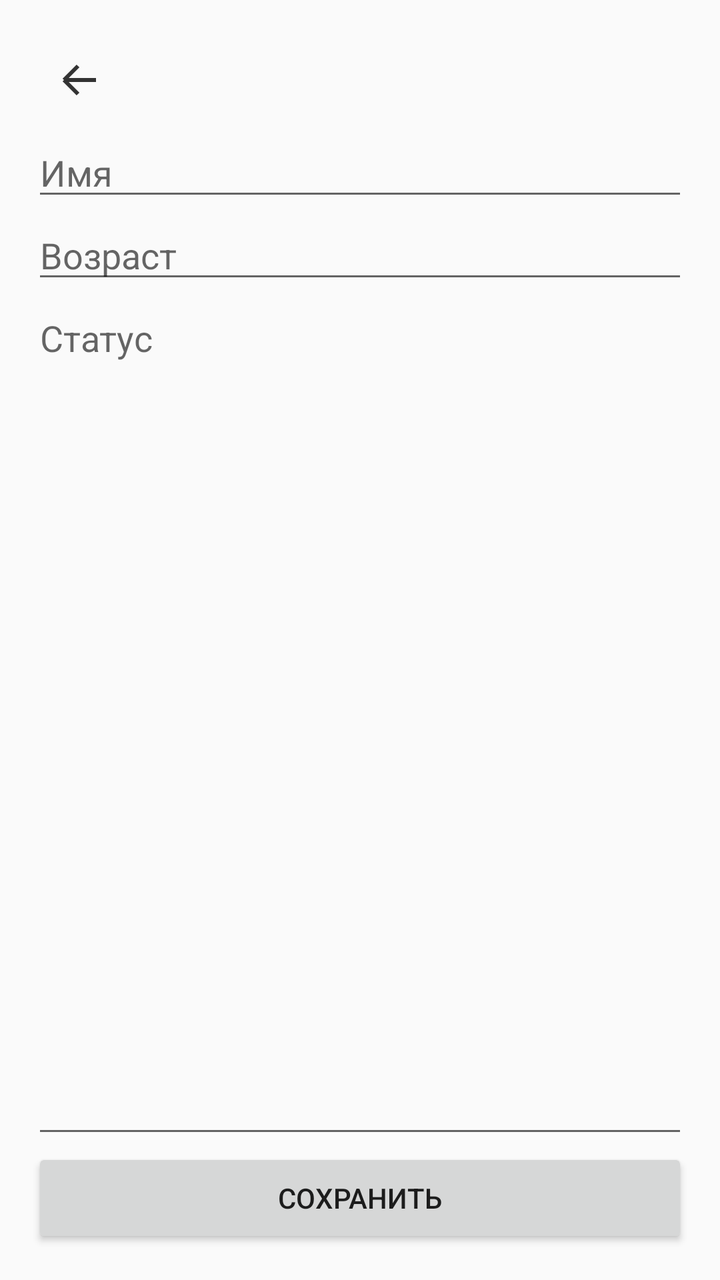
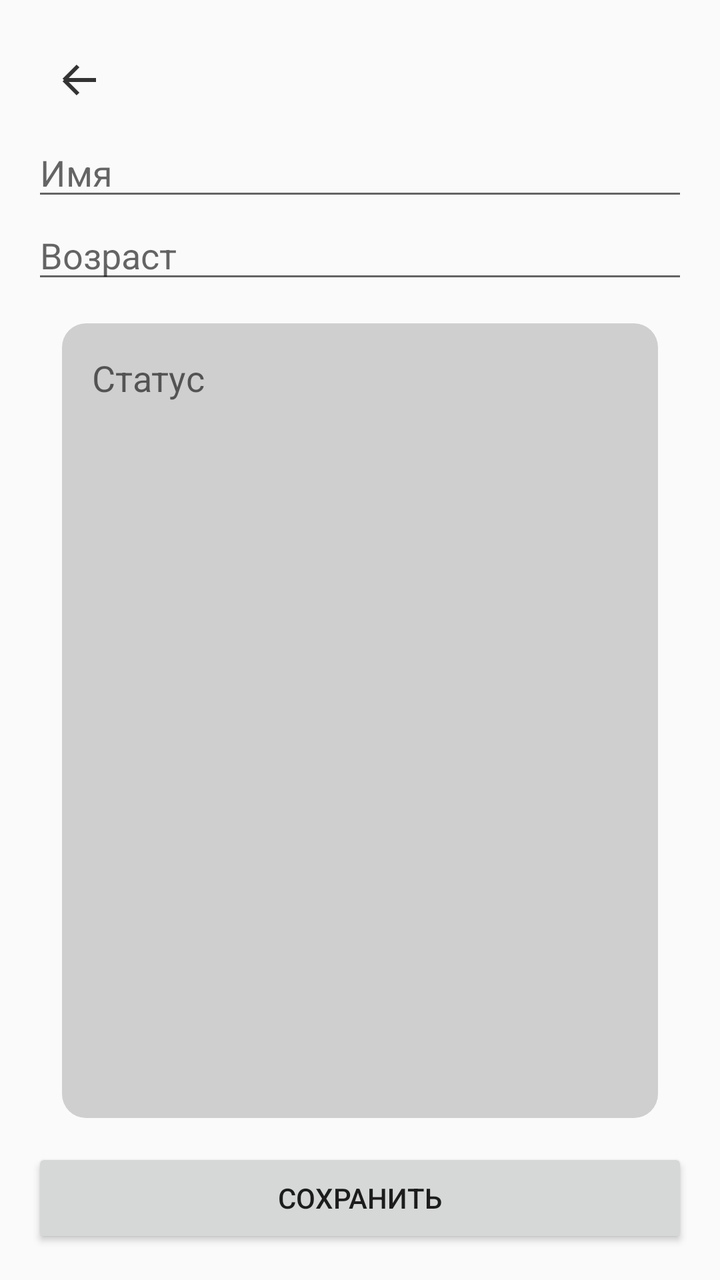

Screens rendered from an Android XML layout before and after an edit, with the pre-edit source and the edit as a unified diff.
<!-- AndroidManifest.xml: application theme AppTheme -->
<!-- res/layout/activity_user.xml -->
<LinearLayout xmlns:android="http://schemas.android.com/apk/res/android" android:orientation="vertical" android:padding="16dp" android:layout_width="match_parent" android:layout_height="match_parent">
    <ImageButton android:id="@+id/editorBack" android:src="@drawable/ic_back" android:background="@android:color/transparent" android:contentDescription="@string/back" android:layout_width="48dp" android:layout_height="48dp"/>
    <EditText android:id="@+id/editName" android:hint="@string/name_hint" android:inputType="text" android:singleLine="true" android:layout_width="match_parent" android:layout_height="wrap_content"/>
    <EditText android:id="@+id/editAge" android:hint="@string/age_hint" android:inputType="number" android:singleLine="true" android:layout_width="match_parent" android:layout_height="wrap_content"/>
    <EditText android:id="@+id/editState" android:hint="@string/state_hint" android:inputType="textMultiLine" android:gravity="top" android:layout_weight="1" android:layout_width="match_parent" android:layout_height="0dp"/>
    <Button android:id="@+id/saveButton" android:text="@string/save" android:layout_width="match_parent" android:layout_height="50dp"/>
</LinearLayout>
<!-- resources referenced by this layout -->
<resources>
  <!-- drawable ic_back (drawable) -->
  <vector xmlns:android="http://schemas.android.com/apk/res/android" android:width="24dp" android:height="24dp" android:viewportWidth="24" android:viewportHeight="24"><path android:fillColor="#333333" android:pathData="M20,12H4M4,12L11,5M4,12L11,19" android:strokeColor="#333333" android:strokeWidth="2"/></vector>
  <string name="age_hint">Возраст</string>
  <string name="back">Назад</string>
  <string name="name_hint">Имя</string>
  <string name="save">Сохранить</string>
  <string name="state_hint">Статус</string>
  <style name="AppTheme" parent="android:style/Theme.Material.Light.NoActionBar"><item name="android:colorAccent">#663AB6</item><item name="android:statusBarColor">#3700B3</item></style>
</resources>

<!-- the commit's change to res/layout/activity_user.xml (unified diff, before → after) -->
@@ -2,6 +2,8 @@
     <ImageButton android:id="@+id/editorBack" android:src="@drawable/ic_back" android:background="@android:color/transparent" android:contentDescription="@string/back" android:layout_width="48dp" android:layout_height="48dp"/>
     <EditText android:id="@+id/editName" android:hint="@string/name_hint" android:inputType="text" android:singleLine="true" android:layout_width="match_parent" android:layout_height="wrap_content"/>
     <EditText android:id="@+id/editAge" android:hint="@string/age_hint" android:inputType="number" android:singleLine="true" android:layout_width="match_parent" android:layout_height="wrap_content"/>
-    <EditText android:id="@+id/editState" android:hint="@string/state_hint" android:inputType="textMultiLine" android:gravity="top" android:layout_weight="1" android:layout_width="match_parent" android:layout_height="0dp"/>
+    <FrameLayout android:background="@drawable/back_smoke_round" android:layout_margin="15dp" android:layout_weight="1" android:layout_width="match_parent" android:layout_height="0dp">
+        <EditText android:id="@+id/editState" android:background="@android:color/transparent" android:layout_margin="15dp" android:hint="@string/state_hint" android:inputType="textMultiLine" android:gravity="top" android:layout_width="match_parent" android:layout_height="match_parent"/>
+    </FrameLayout>
     <Button android:id="@+id/saveButton" android:text="@string/save" android:layout_width="match_parent" android:layout_height="50dp"/>
 </LinearLayout>
<!-- resource entries referenced after the edit -->
@@ -1,5 +1,7 @@
 <!-- resources referenced by this layout -->
 <resources>
+  <!-- drawable back_smoke_round (drawable) -->
+  <shape xmlns:android="http://schemas.android.com/apk/res/android"><corners android:radius="12dp"/><solid android:color="#CFCFCF"/></shape>
   <!-- drawable ic_back (drawable) -->
   <vector xmlns:android="http://schemas.android.com/apk/res/android" android:width="24dp" android:height="24dp" android:viewportWidth="24" android:viewportHeight="24"><path android:fillColor="#333333" android:pathData="M20,12H4M4,12L11,5M4,12L11,19" android:strokeColor="#333333" android:strokeWidth="2"/></vector>
   <string name="age_hint">Возраст</string>
@@ -7,6 +9,9 @@
   <string name="name_hint">Имя</string>
   <string name="save">Сохранить</string>
   <string name="state_hint">Статус</string>
-  <style name="AppTheme" parent="android:style/Theme.Material.Light.NoActionBar"><item name="android:colorAccent">#663AB6</item><item name="android:statusBarColor">#3700B3</item></style>
+  <style name="AppTheme" parent="android:style/Theme.Material.Light.NoActionBar">
+          <item name="android:colorAccent">#663AB6</item>
+          <item name="android:statusBarColor">#3700B3</item>
+      </style>
 </resources>
 
